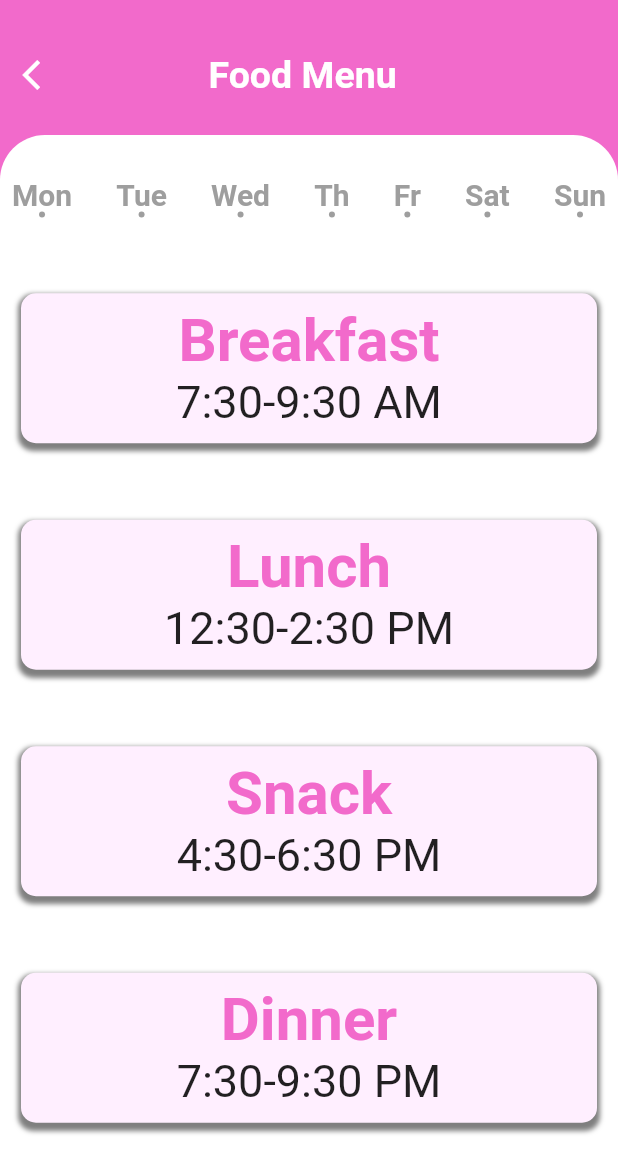
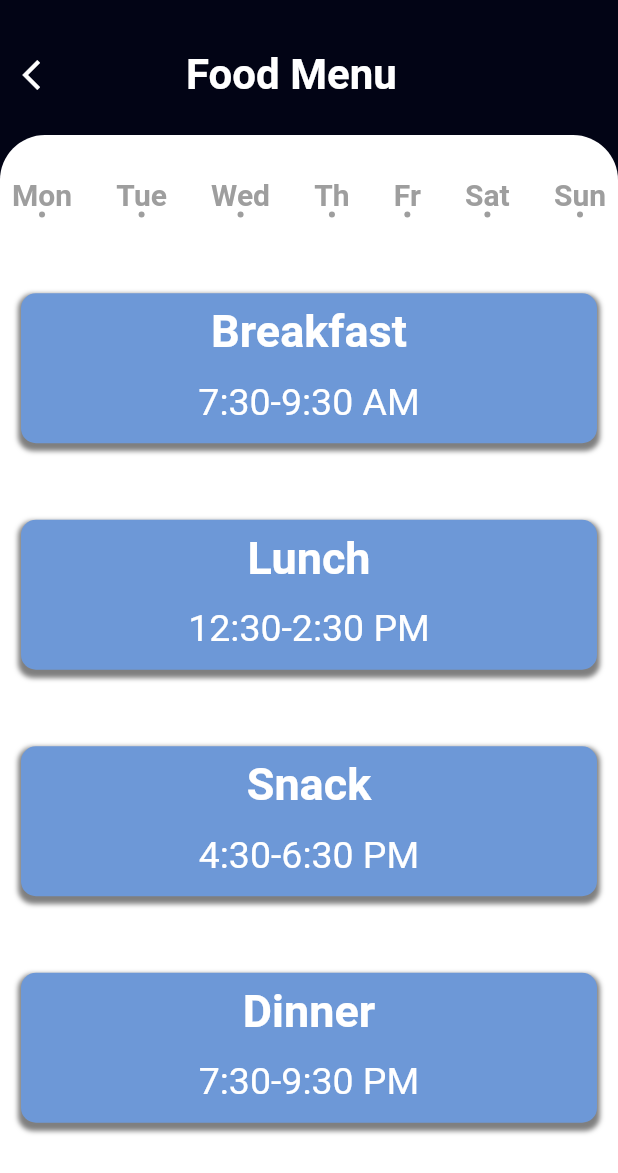
Before and after one commit to anurag-tekale/College-Management-App, a Flutter app: the Homescreen screen opened directly, after a tap on "Food Menu", on a phone screen of 412 x 824 dp. Shown: the top 1173 px of the screen. Run offline on Flutter 3.47's test engine with Material 2 defaults, Android fonts, the phone set to English and light mode, and no system bars; drawn by our look-alikes of flip_card; our stand-ins replace after_layout, bottom_navy_bar, flutter_icons, font_awesome_flutter, sqflite, table_calendar; missing offline and left inert: keyboard_visibility; accounts and stored records are empty; network calls fail.

Commit message:
color changes

```diff
--- a/lib/Pages/Assignments/mainfile.dart
+++ b/lib/Pages/Assignments/mainfile.dart
@@ -39,7 +39,7 @@ class _AssignmentsPageState extends State<AssignmentsPage> {
           Container(
             padding: EdgeInsets.all(35.0),
             decoration: BoxDecoration(
-              color: Color(0xFF544ecc),
+              color: Color(0xff020415),
               borderRadius: BorderRadius.only(
                 topLeft: Radius.circular(50.0),
                 topRight: Radius.circular(50.0),
--- a/lib/Pages/Chat/Homepage.dart
+++ b/lib/Pages/Chat/Homepage.dart
@@ -13,8 +13,9 @@ class _HomePageChatState extends State<HomePageChat> {
   @override
   Widget build(BuildContext context) {
     return Scaffold(
-      backgroundColor: Theme.of(context).primaryColor,
+      backgroundColor: Color(0xff020415),
       appBar: AppBar(
+        backgroundColor: Color(0xff020415),
         leading: IconButton(
           icon: Icon(
             Icons.arrow_back_ios,
@@ -26,7 +27,7 @@ class _HomePageChatState extends State<HomePageChat> {
         title: Text(
           'Chat',
           style: TextStyle(
-            fontSize: 30,
+            fontSize: 28,
             fontWeight: FontWeight.bold,
           ),
         ),
--- a/lib/Pages/DashBoard/Students/Dashboard.dart
+++ b/lib/Pages/DashBoard/Students/Dashboard.dart
@@ -64,6 +64,7 @@ class _HomescreenState extends State<Homescreen> {
                       style: TextStyle(
                         color: new Color(color3),
                         fontSize: 20,
+                        fontWeight: FontWeight.bold,
                       ),
                     ),
                   ),
@@ -95,6 +96,9 @@ class _HomescreenState extends State<Homescreen> {
   Widget build(BuildContext context) {
     return SafeArea(
       child: Scaffold(
+        backgroundColor: Color(
+          0xff020415,
+        ), // Bu,
         body: SizedBox.expand(
           child: PageView(
             controller: _pageController,
@@ -111,7 +115,7 @@ class _HomescreenState extends State<Homescreen> {
                     //margin: EdgeInsets.all(100.0),
                     height: 100,
                     decoration: BoxDecoration(
-                      color: Color(0xFF6C60E0),
+                      color: Color(0xff020415),
                       shape: BoxShape.rectangle,
                       borderRadius: BorderRadius.only(
                         bottomLeft: Radius.circular(30.0),
@@ -161,7 +165,7 @@ class _HomescreenState extends State<Homescreen> {
                                 Text(
                                   '  Hi Jacob!',
                                   style: TextStyle(
-                                    fontSize: 25,
+                                    fontSize: 23,
                                     color: Colors.white,
                                   ),
                                 ),
@@ -198,10 +202,10 @@ class _HomescreenState extends State<Homescreen> {
                           child: Container(
                             height: 50,
                             decoration: BoxDecoration(
-                                color: Color(0xffA7A0EC),
+                                color: Color(0xff6d98d7),
                                 shape: BoxShape.rectangle,
                                 borderRadius: BorderRadius.all(
-                                  Radius.circular(30.0),
+                                  Radius.circular(25.0),
                                 )),
                             child: Row(
                               children: [
@@ -239,6 +243,7 @@ class _HomescreenState extends State<Homescreen> {
                           style: TextStyle(
                             fontWeight: FontWeight.bold,
                             fontSize: 20,
+                            color: Colors.white,
                           ),
                         ),
                         SizedBox(
@@ -259,12 +264,12 @@ class _HomescreenState extends State<Homescreen> {
                         ),
                         Icon(
                           Icons.arrow_upward,
-                          color: Color(0xff6C60E0),
+                          color: Colors.white,
                           size: 30,
                         ),
                         Icon(
                           Icons.arrow_downward,
-                          color: Color(0xff6C60E0),
+                          color: Colors.white,
                           size: 30,
                         ),
                       ],
@@ -280,8 +285,8 @@ class _HomescreenState extends State<Homescreen> {
                     },
                     child: Padding(
                       padding: const EdgeInsets.all(8.0),
-                      child: myItems(Icons.assignment, 'Assignment', 0xffFFF3C6,
-                          0xffFFFAE7, 0xffFAC078),
+                      child: myItems(Icons.assignment, 'Assignment', 0x3dffffff,
+                          0x3dffffff, 0xffffffff),
                     ),
                   ),
                   GestureDetector(
@@ -294,8 +299,8 @@ class _HomescreenState extends State<Homescreen> {
                     },
                     child: Padding(
                       padding: const EdgeInsets.all(8.0),
-                      child: myItems(Icons.grade_outlined, 'Grades', 0xffD7EFFF,
-                          0xffF1F9FF, 0xff53AAF8),
+                      child: myItems(Icons.grade_outlined, 'Grades', 0x3dffffff,
+                          0x3dffffff, 0xffffffff),
                     ),
                   ),
 
@@ -310,7 +315,7 @@ class _HomescreenState extends State<Homescreen> {
                     child: Padding(
                       padding: const EdgeInsets.all(8.0),
                       child: myItems(Icons.payments_outlined, 'Pay Fee',
-                          0xffE0D7FF, 0xffF4F1FF, 0xff9B83F4),
+                          0x3dffffff, 0x3dffffff, 0xffffffff),
                     ),
                   ),
                   // Padding(
@@ -328,8 +333,8 @@ class _HomescreenState extends State<Homescreen> {
                     },
                     child: Padding(
                       padding: const EdgeInsets.all(8.0),
-                      child: myItems(Icons.fastfood, 'Food Menu', 0xffFBE1FB,
-                          0xffFFEFFF, 0xffF26ACB),
+                      child: myItems(Icons.fastfood, 'Food Menu', 0x3dffffff,
+                          0x3dffffff, 0xffffffff),
                     ),
                   ),
                   GestureDetector(
@@ -343,8 +348,8 @@ class _HomescreenState extends State<Homescreen> {
                     },
                     child: Padding(
                       padding: const EdgeInsets.all(8.0),
-                      child: myItems(Icons.work_off, 'Holidays', 0xffB8EEDC,
-                          0xffE3FFF6, 0xff4AAE8C),
+                      child: myItems(Icons.work_off, 'Holidays', 0x3dffffff,
+                          0x3dffffff, 0xffffffff),
                     ),
                   ),
                   GestureDetector(
@@ -358,7 +363,7 @@ class _HomescreenState extends State<Homescreen> {
                     child: Padding(
                       padding: const EdgeInsets.all(8.0),
                       child: myItems(Icons.book_online, 'Study Material',
-                          0xffFFDFCD, 0xffFFF2EB, 0xffFE8F77),
+                          0x3dffffff, 0x3dffffff, 0xffffffff),
                     ),
                   ),
                   GestureDetector(
@@ -371,8 +376,8 @@ class _HomescreenState extends State<Homescreen> {
                     },
                     child: Padding(
                       padding: const EdgeInsets.all(8.0),
-                      child: myItems(Icons.text_snippet, 'Exam', 0xffccff90,
-                          0xffe8f5e9, 0xff1b5e20),
+                      child: myItems(Icons.text_snippet, 'Exam', 0x3dffffff,
+                          0x3dffffff, 0xffffffff),
                     ),
                   ),
                   GestureDetector(
@@ -386,7 +391,7 @@ class _HomescreenState extends State<Homescreen> {
                     child: Padding(
                       padding: const EdgeInsets.all(8.0),
                       child: myItems(Icons.access_time, 'Time table',
-                          0xff64ffda, 0xffe0f7fa, 0xff004d40),
+                          0x3dffffff, 0x3dffffff, 0xffffffff),
                     ),
                   ),
                   GestureDetector(
@@ -400,7 +405,7 @@ class _HomescreenState extends State<Homescreen> {
                     child: Padding(
                       padding: const EdgeInsets.all(8.0),
                       child: myItems(Icons.mark_chat_read, 'ToDo List',
-                          0xffdcedc8, 0xffF9fbe7, 0xfffaeea00),
+                          0x3dffffff, 0x3dffffff, 0xffffffff),
                     ),
                   ),
                 ],
@@ -426,6 +431,7 @@ class _HomescreenState extends State<Homescreen> {
           ),
         ),
         bottomNavigationBar: BottomNavyBar(
+          backgroundColor: Color(0xff020415),
           selectedIndex: _currentIndex,
           onItemSelected: (index) {
             setState(() => _currentIndex = index);
--- a/lib/Pages/Foodmenu/foodmenu.dart
+++ b/lib/Pages/Foodmenu/foodmenu.dart
@@ -11,7 +11,7 @@ class _FoodMenuState extends State<FoodMenu> {
   Widget build(BuildContext context) {
     return SafeArea(
       child: Scaffold(
-        backgroundColor: Color(0xffF26ACB),
+        backgroundColor: Color(0xff020415),
         body: Column(
           children: <Widget>[
             SizedBox(
@@ -34,12 +34,12 @@ class _FoodMenuState extends State<FoodMenu> {
                       ),
                     ),
                     SizedBox(
-                      width: 100,
+                      width: 85,
                     ),
                     Text(
                       "Food Menu",
                       style: TextStyle(
-                          fontSize: 25,
+                          fontSize: 28,
                           color: Colors.white,
                           fontWeight: FontWeight.bold),
                     ),
@@ -120,7 +120,7 @@ class _ItemsCardState extends State<ItemsCard> {
         width: 384,
         child: Container(
           decoration: BoxDecoration(
-            color: Color(0xffE8E0FF),
+            color: Color(0xff6d98d7),
             borderRadius: BorderRadius.only(
                 topLeft: Radius.circular(10),
                 topRight: Radius.circular(10),
@@ -146,7 +146,7 @@ class _ItemsCardState extends State<ItemsCard> {
                       widget.name,
                       style: TextStyle(
                         fontWeight: FontWeight.bold,
-                        color: Color(0xffF26ACB),
+                        color: Colors.white,
                         fontSize: 25,
                       ),
                     ),
@@ -154,6 +154,7 @@ class _ItemsCardState extends State<ItemsCard> {
                       widget.date,
                       style: TextStyle(
                         fontSize: 20,
+                        color: Colors.white,
                       ),
                     )
                   ],
@@ -180,7 +181,7 @@ class _ItemsCardState extends State<ItemsCard> {
         height: 100,
         width: 384,
         decoration: BoxDecoration(
-          color: Color(0xffFFEFFF),
+          color: Color(0xff6d98d7),
           borderRadius: BorderRadius.only(
               topLeft: Radius.circular(10),
               topRight: Radius.circular(10),
@@ -203,14 +204,16 @@ class _ItemsCardState extends State<ItemsCard> {
                 widget.name,
                 style: TextStyle(
                   fontWeight: FontWeight.bold,
-                  color: Color(0xffF26ACB),
-                  fontSize: 40,
+                  color: Colors.white,
+                  fontSize: 30,
                 ),
               ),
+              SizedBox(height: 15),
               Text(
                 widget.date,
                 style: TextStyle(
-                  fontSize: 30,
+                  fontSize: 25,
+                  color: Colors.white
                 ),
               )
             ],
@@ -282,7 +285,7 @@ class Items extends StatefulWidget {
 class _ItemsState extends State<Items> {
   bool selectdate = true;
   var list = [
-    'Idaly',
+    'Idly',
     'Wada',
     'Sambhar',
     'Coconut/Ginger Chutney',
@@ -295,6 +298,7 @@ class _ItemsState extends State<Items> {
       list[widget.index],
       style: TextStyle(
         fontSize: 20,
+        color: Colors.white
       ),
     );
   }
--- a/lib/Pages/Profile/mainfile.dart
+++ b/lib/Pages/Profile/mainfile.dart
@@ -18,7 +18,7 @@ class _ProfilePageState extends State<ProfilePage> {
                   //margin: EdgeInsets.all(100.0),
                   height: 286,
                   decoration: BoxDecoration(
-                      color: Color(0xFF6C60E0),
+                      color: Color(0xff020415),
                       shape: BoxShape.rectangle,
                       borderRadius: BorderRadius.only(
                           bottomLeft: Radius.circular(30.0),
@@ -31,16 +31,16 @@ class _ProfilePageState extends State<ProfilePage> {
                       Row(
                         children: <Widget>[
                           IconButton(
-                            icon: Icon(Icons.arrow_back_rounded),
+                            icon: Icon(Icons.arrow_back_ios),
                             color: Colors.white,
                             iconSize: 30,
                             onPressed: () {},
                           ),
-                          SizedBox(width: 80),
+                          SizedBox(width: 85),
                           Text(
                             'PROFILE',
                             style: TextStyle(
-                              fontSize: 30,
+                              fontSize: 28,
                               // fontWeight: FontWeight.bold,
                               color: Colors.white,
                             ),
@@ -67,7 +67,7 @@ class _ProfilePageState extends State<ProfilePage> {
                               boxShadow: [
                                 new BoxShadow(
                                   color: Colors.grey,
-                                  blurRadius: 10.0,
+                                  blurRadius: 5.0,
                                 ),
                               ],
                               color: Colors.white,
@@ -191,7 +191,7 @@ class _ProfilePageState extends State<ProfilePage> {
             height: 50,
             width: 350,
             decoration: BoxDecoration(
-                color: Colors.blueGrey[100],
+                color: Color(0xff6d98d7),
                 shape: BoxShape.rectangle,
                 borderRadius: BorderRadius.circular(10)),
             child: Padding(
@@ -200,14 +200,14 @@ class _ProfilePageState extends State<ProfilePage> {
                 children: <Widget>[
                   Text(
                     'Personal Information',
-                    style: TextStyle(color: Colors.blue, fontSize: 22),
+                    style: TextStyle(color: Colors.white, fontSize: 22),
                   ),
                   SizedBox(
                     width: 90,
                   ),
                   Icon(
                     Icons.arrow_forward_sharp,
-                    color: Colors.blue,
+                    color: Colors.white,
                     size: 30,
                   ),
                 ],
@@ -221,7 +221,7 @@ class _ProfilePageState extends State<ProfilePage> {
             height: 50,
             width: 350,
             decoration: BoxDecoration(
-                color: Colors.blueGrey[100],
+                color: Color(0xff6d98d7),
                 shape: BoxShape.rectangle,
                 borderRadius: BorderRadius.circular(10)),
             child: Padding(
@@ -230,14 +230,14 @@ class _ProfilePageState extends State<ProfilePage> {
                 children: <Widget>[
                   Text(
                     'Portfolio',
-                    style: TextStyle(color: Colors.blue, fontSize: 22),
+                    style: TextStyle(color: Colors.white, fontSize: 22),
                   ),
                   SizedBox(
                     width: 215,
                   ),
                   Icon(
                     Icons.arrow_forward_sharp,
-                    color: Colors.blue,
+                    color: Colors.white,
                     size: 30,
                   ),
                 ],
--- a/lib/Pages/Settings/setting.dart
+++ b/lib/Pages/Settings/setting.dart
@@ -18,7 +18,7 @@ class _SettingsState extends State<Settings> {
             //margin: EdgeInsets.all(100.0),
             height: 200,
             decoration: BoxDecoration(
-              color: Color(0xFF6C60E0),
+              color: Color(0xff020415),
               shape: BoxShape.rectangle,
               borderRadius: BorderRadius.only(
                 bottomLeft: Radius.circular(30.0),
@@ -59,7 +59,7 @@ class _SettingsState extends State<Settings> {
                   child: Container(
                     height: 50,
                     decoration: BoxDecoration(
-                        color: Color(0xffA7A0EC),
+                        color: Color(0x3dffffff),
                         shape: BoxShape.rectangle,
                         borderRadius: BorderRadius.all(
                           Radius.circular(30.0),
--- a/lib/Pages/Studymaterial/mainfile.dart
+++ b/lib/Pages/Studymaterial/mainfile.dart
@@ -6,11 +6,12 @@ class Studymaterial extends StatelessWidget {
   Widget build(BuildContext context) {
     return Scaffold(
       appBar: AppBar(
+        backgroundColor: Color(0xff020415),
         title: Text(
           'Study Material',
           style: TextStyle(
             color: Colors.white,
-            fontSize: 20,
+            fontSize: 28,
             letterSpacing: 1.0,
           ),
         ),
--- a/lib/Pages/Timetable/time_table.dart
+++ b/lib/Pages/Timetable/time_table.dart
@@ -16,10 +16,10 @@ class _TimetableState extends State<Timetable> {
           children: <Widget>[
             Container(
               height: 25,
-              color: Color(0xff004d40),
+              color: Color(0xff020415),
             ),
             Container(
-              color: Color(0xff004d40),
+              color: Color(0xff020415),
               padding: EdgeInsets.all(16),
               child: Column(
                 mainAxisSize: MainAxisSize.min,
--- a/lib/Pages/Todolist/mainfile.dart
+++ b/lib/Pages/Todolist/mainfile.dart
@@ -11,7 +11,7 @@ class ToDoPage extends StatefulWidget {
 }
 
 class _ToDoPageState extends State<ToDoPage> {
-  Color _themeColor = Color(0xff30384c);
+  Color _themeColor = Color(0xff020415);
   CalendarController calController;
   TextEditingController tfTitleController = TextEditingController();
   TextEditingController tfDecController = TextEditingController();
--- a/lib/Widgets/category_selector.dart
+++ b/lib/Widgets/category_selector.dart
@@ -13,7 +13,7 @@ class _CategorySelectorState extends State<CategorySelector> {
   Widget build(BuildContext context) {
     return Container(
       height: 90,
-      color: Theme.of(context).primaryColor,
+      color: Color(0xff020415),
       child: ListView.builder(
         scrollDirection: Axis.horizontal,
         itemCount: categories.length,
--- a/lib/Widgets/constants.dart
+++ b/lib/Widgets/constants.dart
@@ -1,6 +1,6 @@
 import 'package:flutter/material.dart';
 
-const kCardColor = Color(0xFF282B30);
+const kCardColor = Color(0x3dffffff);
 // const kHourColor = Color(0xFF544ecc);
 const kBGColor = Color(0xFF343537);
 
--- a/lib/Widgets/favorite_contacts.dart
+++ b/lib/Widgets/favorite_contacts.dart
@@ -17,7 +17,7 @@ class FavoriteContacts extends StatelessWidget {
                 Text(
                   'Favorite Contacts',
                   style: TextStyle(
-                    color: Colors.blueGrey,
+                    color: Colors.white,
                     fontSize: 17,
                     fontWeight: FontWeight.bold,
                     letterSpacing: 1.0,
@@ -28,7 +28,7 @@ class FavoriteContacts extends StatelessWidget {
                     Icons.more_horiz,
                   ),
                   iconSize: 30,
-                  color: Colors.blueGrey,
+                  color: Colors.white,
                   onPressed: () {},
                 ),
               ],
@@ -70,7 +70,7 @@ class FavoriteContacts extends StatelessWidget {
                         Text(
                           favorites[index].name,
                           style: TextStyle(
-                              color: Colors.blueGrey,
+                              color: Colors.white,
                               fontSize: 16,
                               fontWeight: FontWeight.w600),
                         ),
--- a/lib/Widgets/recent_chats.dart
+++ b/lib/Widgets/recent_chats.dart
@@ -10,7 +10,7 @@ class RecentChats extends StatelessWidget {
     return Expanded(
       child: Container(
         decoration: BoxDecoration(
-          color: Theme.of(context).accentColor,
+          color: Color(0xff6d98d7),
           borderRadius: BorderRadius.only(
             topLeft: Radius.circular(30.0),
             topRight: Radius.circular(30.0),
--- a/lib/main.dart
+++ b/lib/main.dart
@@ -13,7 +13,7 @@ class MyApp extends StatelessWidget {
     return MaterialApp(
       theme: ThemeData(
         primaryColor: Color(0xFF544ecc),
-        accentColor: Color(0xffffecb3),
+        accentColor: Color(0xff6d98d7),
       ),
       debugShowCheckedModeBanner: false,
       title: 'Mahindra University',
```
Also changed, not shown: lib/Pages/Chat/chat_screen.dart (+5 -4 lines), lib/Pages/Intro&Login/Intro&loginpage.dart (+14 -12 lines), lib/Pages/grades/details.dart (+4 -4 lines), lib/Pages/grades/mainpage.dart (+13 -7 lines), lib/Pages/payfee/fee_details.dart (+8 -8 lines).
